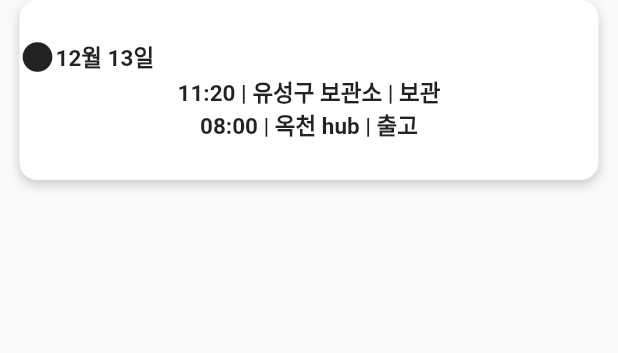
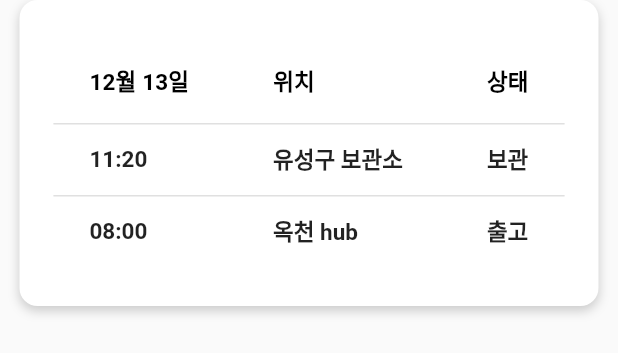
Before and after one commit to DesignSprintFindSpirit/DesignSprint_FindSpirit, a Flutter app: what deliveryStatusBox() shows on an empty page, opened directly, on a phone screen of 412 x 824 dp. Shown: the top 353 px of the screen. Run offline on Flutter 3.47's test engine with Material 2 defaults, Android fonts, the phone set to English and light mode, and no system bars; our stand-ins replace get; missing offline and left inert: google_maps_widget.

Commit message:
Update DeliveryStatusBox.dart

```diff
--- a/findspirit/lib/OrderList/Widgets/DeliveryStatusBox.dart
+++ b/findspirit/lib/OrderList/Widgets/DeliveryStatusBox.dart
@@ -24,28 +24,66 @@ class deliveryStatusBox extends StatelessWidget {
             child: Padding(
               padding: EdgeInsets.symmetric(vertical: 26),
               child: Center(
-                  child: Column(
-                mainAxisAlignment: MainAxisAlignment.center,
-                children: [
-                  Row(
-                    children: [
-                      Icon(Icons.circle),
-                      Text(
-                        "12월 13일",
-                        style: TextStyle(
-                            fontWeight: FontWeight.bold, fontSize: 15),
-                        textAlign: TextAlign.left,
+                child: DataTable(
+                  columns: const <DataColumn>[
+                    DataColumn(
+                      label: Expanded(
+                        child: Text(
+                          '12월 13일',
+                          style: TextStyle(
+                              fontWeight: FontWeight.bold, fontSize: 15),
+                        ),
                       ),
-                    ],
-                  ),
-                  Text("11:20 | 유성구 보관소 | 보관",
-                      style:
-                          TextStyle(fontWeight: FontWeight.bold, fontSize: 15)),
-                  Text("08:00 | 옥천 hub | 출고",
-                      style:
-                          TextStyle(fontWeight: FontWeight.bold, fontSize: 15)),
-                ],
-              )),
+                    ),
+                    DataColumn(
+                      label: Expanded(
+                        child: Text(
+                          '위치',
+                          style: TextStyle(
+                              fontWeight: FontWeight.bold, fontSize: 15),
+                        ),
+                      ),
+                    ),
+                    DataColumn(
+                      label: Expanded(
+                        child: Text(
+                          '상태',
+                          style: TextStyle(
+                              fontWeight: FontWeight.bold, fontSize: 15),
+                        ),
+                      ),
+                    ),
+                  ],
+                  rows: const <DataRow>[
+                    DataRow(
+                      cells: <DataCell>[
+                        DataCell(Text('11:20',
+                            style: TextStyle(
+                                fontWeight: FontWeight.bold, fontSize: 15))),
+                        DataCell(Text('유성구 보관소',
+                            style: TextStyle(
+                                fontWeight: FontWeight.bold, fontSize: 15))),
+                        DataCell(Text('보관',
+                            style: TextStyle(
+                                fontWeight: FontWeight.bold, fontSize: 15))),
+                      ],
+                    ),
+                    DataRow(
+                      cells: <DataCell>[
+                        DataCell(Text('08:00',
+                            style: TextStyle(
+                                fontWeight: FontWeight.bold, fontSize: 15))),
+                        DataCell(Text('옥천 hub',
+                            style: TextStyle(
+                                fontWeight: FontWeight.bold, fontSize: 15))),
+                        DataCell(Text('출고',
+                            style: TextStyle(
+                                fontWeight: FontWeight.bold, fontSize: 15))),
+                      ],
+                    ),
+                  ],
+                ),
+              ),
             ),
           ),
           SizedBox(height: 16),
```
